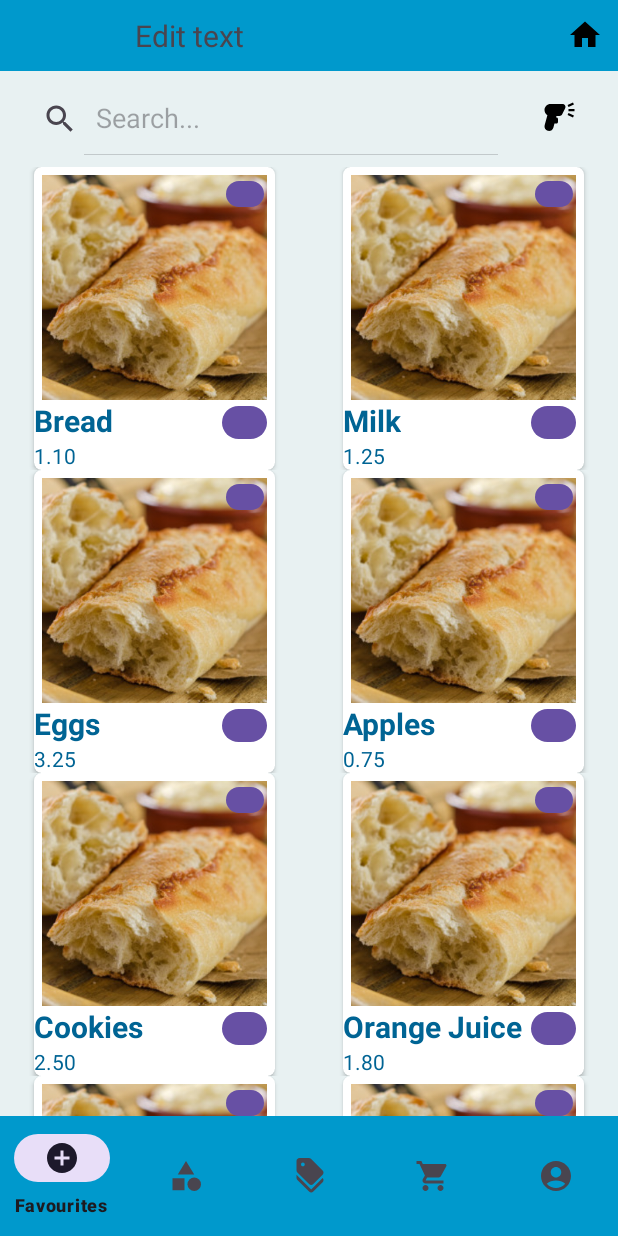
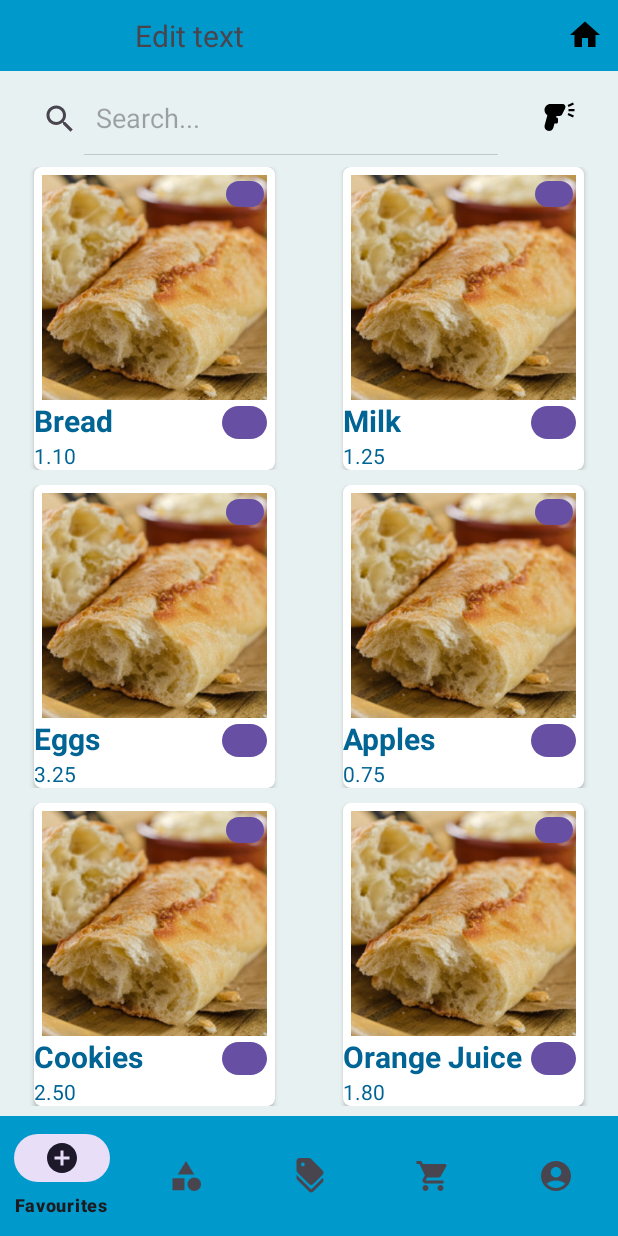
Before and after one commit to Frostlyx/group-27-app-development, an Android app: the MainFragment screen opened directly, with no data from a screen before it, on a phone screen of 412 x 824 dp. Run offline under Robolectric (Android 15) with nearby library versions, the phone set to English and light mode, and no system bars.

Commit message:
Added margins between items vertically

```diff
--- a/app/src/main/java/com/example/barcodescanner/customer/ProductRecyclerViewAdapter.java
+++ b/app/src/main/java/com/example/barcodescanner/customer/ProductRecyclerViewAdapter.java
@@ -45,6 +45,10 @@ public class ProductRecyclerViewAdapter extends RecyclerView.Adapter<ProductRecy
         holder.productImage.setImageResource(productModels.get(position).getProductImage());
         holder.productName.setText(productModels.get(position).getProductName());
         holder.productPrice.setText(productModels.get(position).getProductPrice());
+
+        ViewGroup.MarginLayoutParams layoutParams = (ViewGroup.MarginLayoutParams) holder.itemView.getLayoutParams();
+        layoutParams.bottomMargin = context.getResources().getDimensionPixelSize(R.dimen.item_vertical_spacing);
+        holder.itemView.setLayoutParams(layoutParams);
     }
 
     @Override
--- a/app/src/main/res/values/dimens.xml
+++ b/app/src/main/res/values/dimens.xml
@@ -13,4 +13,6 @@
     <dimen name="list_text_size">16sp</dimen>
     <dimen name="input_text_size">16sp</dimen>
     <!-- use lighter colour for secondary text -->
+
+    <dimen name="item_vertical_spacing">10dp</dimen>
 </resources>
```
